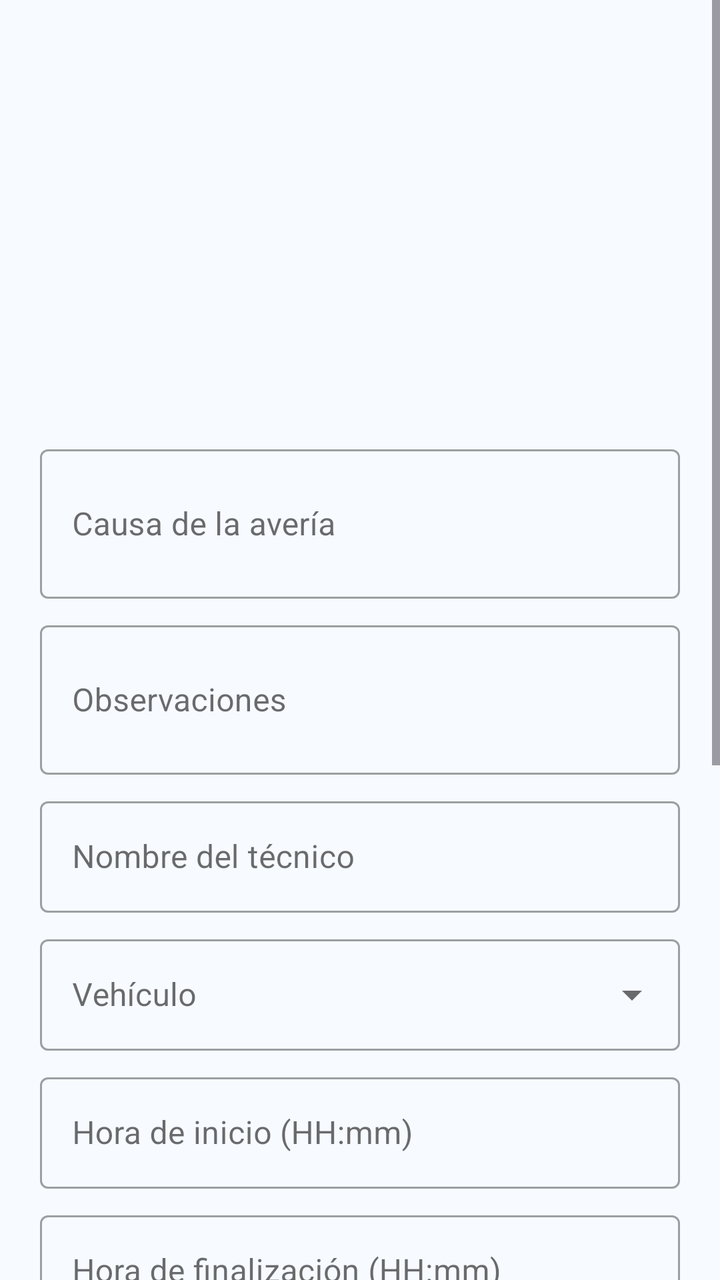
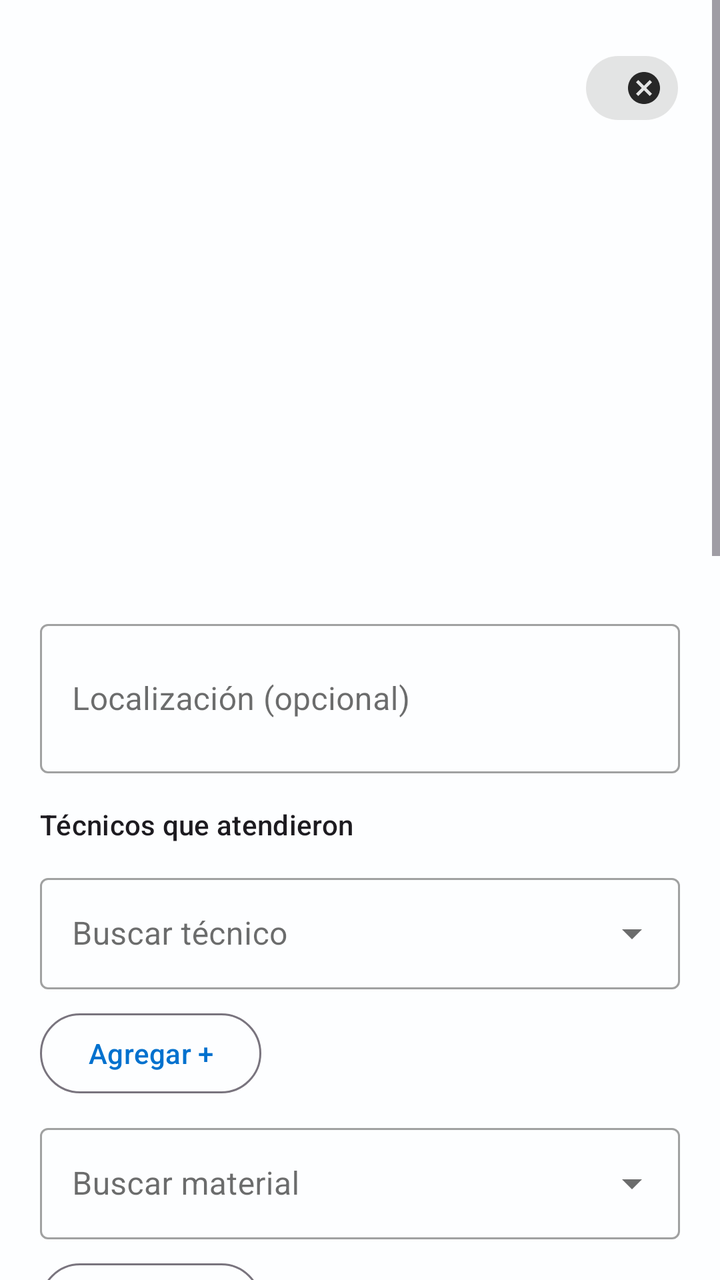

An Android layout rendered at two revisions. The XML below is the earlier revision; the diff shows what the commit changed to produce the second picture.
<!-- AndroidManifest.xml: application theme Theme.TecniAppICE -->
<!-- res/layout/bottomsheet_averia_detalle.xml -->
<?xml version="1.0" encoding="utf-8"?>
<ScrollView xmlns:android="http://schemas.android.com/apk/res/android"
    xmlns:app="http://schemas.android.com/apk/res-auto"
    android:layout_width="match_parent"
    android:layout_height="wrap_content">

    <LinearLayout
        android:layout_width="match_parent"
        android:layout_height="wrap_content"
        android:orientation="vertical"
        android:padding="20dp">

        <TextView
            android:id="@+id/tvCaso"
            android:layout_width="match_parent"
            android:layout_height="wrap_content"
            android:textStyle="bold"
            android:textSize="18sp" />

        <TextView
            android:id="@+id/tvNise"
            android:layout_width="match_parent"
            android:layout_height="wrap_content"
            android:layout_marginTop="4dp" />

        <TextView
            android:id="@+id/tvAgencia"
            android:layout_width="match_parent"
            android:layout_height="wrap_content"
            android:layout_marginTop="4dp" />

        <TextView
            android:id="@+id/tvRegion"
            android:layout_width="match_parent"
            android:layout_height="wrap_content"
            android:layout_marginTop="2dp" />

        <TextView
            android:id="@+id/tvEstado"
            android:layout_width="match_parent"
            android:layout_height="wrap_content"
            android:layout_marginTop="8dp"
            android:textStyle="bold" />

        <TextView
            android:id="@+id/tvAsignado"
            android:layout_width="match_parent"
            android:layout_height="wrap_content"
            android:layout_marginTop="8dp" />

        <TextView
            android:id="@+id/tvAtendido"
            android:layout_width="match_parent"
            android:layout_height="wrap_content"
            android:layout_marginTop="2dp" />

        <TextView
            android:id="@+id/tvVehiculo"
            android:layout_width="match_parent"
            android:layout_height="wrap_content"
            android:layout_marginTop="2dp" />

        <TextView
            android:id="@+id/tvMateriales"
            android:layout_width="match_parent"
            android:layout_height="wrap_content"
            android:layout_marginTop="2dp"
            android:visibility="gone" />

        
        <com.google.android.material.textfield.TextInputLayout
            android:id="@+id/tilCausa"
            style="@style/Widget.MaterialComponents.TextInputLayout.OutlinedBox"
            android:layout_width="match_parent"
            android:layout_height="wrap_content"
            android:layout_marginTop="12dp"
            android:hint="@string/averia_causa_hint">

            <com.google.android.material.textfield.TextInputEditText
                android:id="@+id/etCausa"
                android:layout_width="match_parent"
                android:layout_height="wrap_content"
                android:inputType="textCapSentences|textMultiLine"
                android:minLines="2" />
        </com.google.android.material.textfield.TextInputLayout>

        
        <com.google.android.material.textfield.TextInputLayout
            android:id="@+id/tilObs"
            style="@style/Widget.MaterialComponents.TextInputLayout.OutlinedBox"
            android:layout_width="match_parent"
            android:layout_height="wrap_content"
            android:layout_marginTop="8dp"
            android:hint="@string/averia_obs_hint">

            <com.google.android.material.textfield.TextInputEditText
                android:id="@+id/etObs"
                android:layout_width="match_parent"
                android:layout_height="wrap_content"
                android:inputType="textCapSentences|textMultiLine"
                android:minLines="2" />
        </com.google.android.material.textfield.TextInputLayout>

        
        <com.google.android.material.textfield.TextInputLayout
            android:id="@+id/tilAtendido"
            style="@style/Widget.MaterialComponents.TextInputLayout.OutlinedBox"
            android:layout_width="match_parent"
            android:layout_height="wrap_content"
            android:layout_marginTop="8dp"
            android:hint="@string/averia_atendido_hint">

            <com.google.android.material.textfield.TextInputEditText
                android:id="@+id/etAtendido"
                android:layout_width="match_parent"
                android:layout_height="wrap_content"
                android:inputType="textCapWords" />
        </com.google.android.material.textfield.TextInputLayout>

        
        <com.google.android.material.textfield.TextInputLayout
            android:id="@+id/tilVehiculo"
            style="@style/Widget.MaterialComponents.TextInputLayout.OutlinedBox.ExposedDropdownMenu"
            android:layout_width="match_parent"
            android:layout_height="wrap_content"
            android:layout_marginTop="8dp"
            android:hint="@string/averia_vehiculo">

            <AutoCompleteTextView
                android:id="@+id/actvVehiculo"
                android:layout_width="match_parent"
                android:layout_height="wrap_content"
                android:inputType="none" />
        </com.google.android.material.textfield.TextInputLayout>

        
        <com.google.android.material.textfield.TextInputLayout
            android:id="@+id/tilHoraInicio"
            style="@style/Widget.MaterialComponents.TextInputLayout.OutlinedBox"
            android:layout_width="match_parent"
            android:layout_height="wrap_content"
            android:layout_marginTop="8dp"
            android:hint="@string/averia_hora_inicio_hint">

            <com.google.android.material.textfield.TextInputEditText
                android:id="@+id/etHoraInicio"
                android:layout_width="match_parent"
                android:layout_height="wrap_content"
                android:inputType="time" />
        </com.google.android.material.textfield.TextInputLayout>

        <com.google.android.material.textfield.TextInputLayout
            android:id="@+id/tilHoraFinal"
            style="@style/Widget.MaterialComponents.TextInputLayout.OutlinedBox"
            android:layout_width="match_parent"
            android:layout_height="wrap_content"
            android:layout_marginTop="8dp"
            android:hint="@string/averia_hora_fin_hint">

            <com.google.android.material.textfield.TextInputEditText
                android:id="@+id/etHoraFin"
                android:layout_width="match_parent"
                android:layout_height="wrap_content"
                android:inputType="time" />
        </com.google.android.material.textfield.TextInputLayout>

        
        <com.google.android.material.textfield.TextInputLayout
            android:id="@+id/tilKmInicio"
            style="@style/Widget.MaterialComponents.TextInputLayout.OutlinedBox"
            android:layout_width="match_parent"
            android:layout_height="wrap_content"
            android:layout_marginTop="8dp"
            android:hint="@string/averia_km_inicio_hint">

            <com.google.android.material.textfield.TextInputEditText
                android:id="@+id/etKmInicio"
                android:layout_width="match_parent"
                android:layout_height="wrap_content"
                android:inputType="numberDecimal" />
        </com.google.android.material.textfield.TextInputLayout>

        <com.google.android.material.textfield.TextInputLayout
            android:id="@+id/tilKmFinal"
            style="@style/Widget.MaterialComponents.TextInputLayout.OutlinedBox"
            android:layout_width="match_parent"
            android:layout_height="wrap_content"
            android:layout_marginTop="8dp"
            android:hint="@string/averia_km_fin_hint">

            <com.google.android.material.textfield.TextInputEditText
                android:id="@+id/etKmFinal"
                android:layout_width="match_parent"
                android:layout_height="wrap_content"
                android:inputType="numberDecimal" />
        </com.google.android.material.textfield.TextInputLayout>

        
        <com.google.android.material.textfield.TextInputLayout
            android:id="@+id/tilMaterialBuscar"
            style="@style/Widget.MaterialComponents.TextInputLayout.OutlinedBox.ExposedDropdownMenu"
            android:layout_width="match_parent"
            android:layout_height="wrap_content"
            android:layout_marginTop="8dp"
            android:hint="@string/averia_materiales_autocomplete_hint">

            <AutoCompleteTextView
                android:id="@+id/actvMaterial"
                android:layout_width="match_parent"
                android:layout_height="wrap_content"
                android:inputType="none" />
        </com.google.android.material.textfield.TextInputLayout>

        
       <com.google.android.material.chip.ChipGroup
    android:id="@+id/chipGroupMateriales"
    android:layout_width="match_parent"
    android:layout_height="wrap_content"
    android:layout_marginTop="4dp"
    app:singleLine="false"
    app:singleSelection="false" />


        
        <LinearLayout
            android:layout_width="match_parent"
            android:layout_height="wrap_content"
            android:layout_marginTop="16dp"
            android:orientation="vertical">

            <com.google.android.material.button.MaterialButton
                android:id="@+id/btnAsignar"
                style="@style/Widget.Material3.Button"
                android:layout_width="match_parent"
                android:layout_height="wrap_content"
                android:text="@string/averia_asignar"
                android:textAllCaps="false" />

            <com.google.android.material.button.MaterialButton
                android:id="@+id/btnAtender"
                style="@style/Widget.Material3.Button"
                android:layout_width="match_parent"
                android:layout_height="wrap_content"
                android:layout_marginTop="8dp"
                android:text="@string/averia_guardar_en_atencion"
                android:textAllCaps="false" />

            <com.google.android.material.button.MaterialButton
                android:id="@+id/btnResolver"
                style="@style/Widget.Material3.Button"
                android:layout_width="match_parent"
                android:layout_height="wrap_content"
                android:layout_marginTop="8dp"
                android:text="@string/averia_guardar_resolucion"
                android:textAllCaps="false"
                android:visibility="gone" />

            <com.google.android.material.button.MaterialButton
                android:id="@+id/btnExportar"
                style="@style/Widget.Material3.Button"
                android:layout_width="match_parent"
                android:layout_height="wrap_content"
                android:layout_marginTop="8dp"
                android:text="@string/averia_exportar_pdf_button"
                android:textAllCaps="false"
                android:visibility="gone" />

            <com.google.android.material.button.MaterialButton
                android:id="@+id/btnVerMapa"
                style="@style/Widget.Material3.Button.OutlinedButton"
                android:layout_width="match_parent"
                android:layout_height="wrap_content"
                android:layout_marginTop="8dp"
                android:text="@string/averia_ver_mapa"
                android:textAllCaps="false" />
        </LinearLayout>

    </LinearLayout>
</ScrollView>
<!-- resources referenced by this layout -->
<resources>
  <string name="averia_asignar">Asignar</string>
  <string name="averia_atendido_hint">Nombre del técnico</string>
  <string name="averia_causa_hint">Causa de la avería</string>
  <string name="averia_exportar_pdf_button">Generar PDF</string>
  <string name="averia_guardar_en_atencion">Guardar atención</string>
  <string name="averia_guardar_resolucion">Guardar resolución</string>
  <string name="averia_hora_fin_hint">Hora de finalización (HH:mm)</string>
  <string name="averia_hora_inicio_hint">Hora de inicio (HH:mm)</string>
  <string name="averia_km_fin_hint">Kilometraje final</string>
  <string name="averia_km_inicio_hint">Kilometraje inicial</string>
  <string name="averia_materiales_autocomplete_hint">Buscar material</string>
  <string name="averia_obs_hint">Observaciones</string>
  <string name="averia_vehiculo">Vehículo</string>
  <string name="averia_ver_mapa">Ver mapa</string>
  <style name="Theme.TecniAppICE" parent="Theme.Material3.DayNight.NoActionBar">
  
          
          <item name="colorPrimary">@color/ice_blue</item>
          <item name="colorOnPrimary">@color/white</item>
          <item name="colorSecondary">@color/ice_yellow</item>
          <item name="colorOnSecondary">@color/black</item>
  
          
          <item name="colorSurface">@color/surface_light</item>
          <item name="colorOnSurface">@color/on_light</item>
          <item name="colorSurfaceVariant">@color/surface_variant_light</item>
  
          
          <item name="colorError">@color/error_500</item>
          <item name="colorTertiary">@color/success_500</item>
  
          
          <item name="android:windowBackground">@color/bg_light</item>
          <item name="android:colorBackground">@color/bg_light</item>
          <item name="android:statusBarColor">@android:color/transparent</item>
          <item name="android:navigationBarColor">@android:color/transparent</item>
          <item name="android:windowLightStatusBar">true</item>
  
          
          <item name="materialCardViewStyle">@style/Tecni.Card</item>
          <item name="materialButtonStyle">@style/Tecni.Button</item>
          <item name="chipStyle">@style/Tecni.Chip</item>
          <item name="toolbarStyle">@style/Tecni.Toolbar</item>
      </style>
  <color name="ice_blue">#0071CE</color>
  <color name="white">#FFFFFFFF</color>
  <color name="ice_yellow">#FFDD00</color>
  <color name="black">#FF000000</color>
  <color name="surface_light">#CCFFFFFF</color>
  <color name="on_light">#0A0A0A</color>
  <color name="surface_variant_light">#EAF3FF</color>
  <color name="error_500">#D32F2F</color>
  <color name="success_500">#4CAF50</color>
  <color name="bg_light">#F7FAFF</color>
  <style name="Tecni.Card" parent="Widget.Material3.CardView.Elevated">
          <item name="cardCornerRadius">20dp</item>
          <item name="cardElevation">3dp</item>
          <item name="strokeWidth">0dp</item>
      </style>
  <style name="Tecni.Button" parent="Widget.Material3.Button.TonalButton">
          <item name="android:minHeight">44dp</item>
      </style>
  <style name="Tecni.Chip" parent="Widget.Material3.Chip.Filter">
          <item name="android:minHeight">36dp</item>
      </style>
  <style name="Tecni.Toolbar" parent="Widget.Material3.Toolbar">
          <item name="android:elevation">2dp</item>
      </style>
</resources>

<!-- the commit's change to res/layout/bottomsheet_averia_detalle.xml (unified diff, before → after) -->
@@ -2,7 +2,8 @@
 <ScrollView xmlns:android="http://schemas.android.com/apk/res/android"
     xmlns:app="http://schemas.android.com/apk/res-auto"
     android:layout_width="match_parent"
-    android:layout_height="wrap_content">
+    android:layout_height="wrap_content"
+    android:background="?attr/colorSurface">
 
     <LinearLayout
         android:layout_width="match_parent"
@@ -10,74 +11,129 @@
         android:orientation="vertical"
         android:padding="20dp">
 
-        <TextView
-            android:id="@+id/tvCaso"
-            android:layout_width="match_parent"
-            android:layout_height="wrap_content"
-            android:textStyle="bold"
-            android:textSize="18sp" />
+        <LinearLayout
+            android:layout_width="match_parent"
+            android:layout_height="wrap_content"
+            android:orientation="horizontal"
+            android:gravity="center_vertical"
+            android:baselineAligned="false">
+
+            <TextView
+                android:id="@+id/tvCaso"
+                android:layout_width="0dp"
+                android:layout_height="wrap_content"
+                android:layout_weight="1"
+                android:textStyle="bold"
+                android:textSize="18sp" />
+
+            <com.google.android.material.chip.Chip
+                android:id="@+id/chipEstado"
+                style="@style/Widget.MaterialComponents.Chip.Entry"
+                android:layout_width="wrap_content"
+                android:layout_height="wrap_content"
+                android:clickable="false"
+                android:checkable="false"
+                android:textColor="@android:color/white"
+                app:chipIconVisible="false" />
+        </LinearLayout>
 
         <TextView
             android:id="@+id/tvNise"
             android:layout_width="match_parent"
             android:layout_height="wrap_content"
-            android:layout_marginTop="4dp" />
+            android:layout_marginTop="4dp"
+            android:textAppearance="?attr/textAppearanceBodyMedium" />
+
+        <TextView
+            android:id="@+id/tvRegion"
+            android:layout_width="match_parent"
+            android:layout_height="wrap_content"
+            android:layout_marginTop="4dp"
+            android:textAppearance="?attr/textAppearanceBodyMedium" />
 
         <TextView
             android:id="@+id/tvAgencia"
             android:layout_width="match_parent"
             android:layout_height="wrap_content"
-            android:layout_marginTop="4dp" />
-
-        <TextView
-            android:id="@+id/tvRegion"
-            android:layout_width="match_parent"
-            android:layout_height="wrap_content"
-            android:layout_marginTop="2dp" />
-
-        <TextView
-            android:id="@+id/tvEstado"
-            android:layout_width="match_parent"
-            android:layout_height="wrap_content"
-            android:layout_marginTop="8dp"
-            android:textStyle="bold" />
+            android:layout_marginTop="2dp"
+            android:textAppearance="?attr/textAppearanceBodyMedium" />
+
+        <TextView
+            android:id="@+id/tvCliente"
+            android:layout_width="match_parent"
+            android:layout_height="wrap_content"
+            android:layout_marginTop="2dp"
+            android:textAppearance="?attr/textAppearanceBodyMedium"
+            android:visibility="gone" />
+
+        <TextView
+            android:id="@+id/tvCoordenadas"
+            android:layout_width="match_parent"
+            android:layout_height="wrap_content"
+            android:layout_marginTop="2dp"
+            android:textAppearance="?attr/textAppearanceBodySmall" />
+
+        <TextView
+            android:id="@+id/tvFechaDetalle"
+            android:layout_width="match_parent"
+            android:layout_height="wrap_content"
+            android:layout_marginTop="2dp"
+            android:textAppearance="?attr/textAppearanceBodySmall" />
 
         <TextView
             android:id="@+id/tvAsignado"
             android:layout_width="match_parent"
             android:layout_height="wrap_content"
-            android:layout_marginTop="8dp" />
+            android:layout_marginTop="8dp"
+            android:textAppearance="?attr/textAppearanceBodyMedium" />
 
         <TextView
             android:id="@+id/tvAtendido"
             android:layout_width="match_parent"
             android:layout_height="wrap_content"
-            android:layout_marginTop="2dp" />
+            android:layout_marginTop="2dp"
+            android:textAppearance="?attr/textAppearanceBodyMedium" />
 
         <TextView
             android:id="@+id/tvVehiculo"
             android:layout_width="match_parent"
             android:layout_height="wrap_content"
-            android:layout_marginTop="2dp" />
-
-        <TextView
-            android:id="@+id/tvMateriales"
-            android:layout_width="match_parent"
-            android:layout_height="wrap_content"
-            android:layout_marginTop="2dp"
+            android:layout_marginTop="2dp"
+            android:textAppearance="?attr/textAppearanceBodyMedium" />
+
+        <TextView
+            android:id="@+id/tvLocalizacionActual"
+            android:layout_width="match_parent"
+            android:layout_height="wrap_content"
+            android:layout_marginTop="2dp"
+            android:textAppearance="?attr/textAppearanceBodyMedium"
             android:visibility="gone" />
 
+        <TextView
+            android:id="@+id/tvCausaActual"
+            android:layout_width="match_parent"
+            android:layout_height="wrap_content"
+            android:layout_marginTop="12dp"
+            android:textAppearance="?attr/textAppearanceBodyMedium" />
+
+        <TextView
+            android:id="@+id/tvObservacionesActuales"
+            android:layout_width="match_parent"
+            android:layout_height="wrap_content"
+            android:layout_marginTop="4dp"
+            android:textAppearance="?attr/textAppearanceBodyMedium" />
+
         
         <com.google.android.material.textfield.TextInputLayout
-            android:id="@+id/tilCausa"
+            android:id="@+id/tilLocalizacion"
             style="@style/Widget.MaterialComponents.TextInputLayout.OutlinedBox"
             android:layout_width="match_parent"
             android:layout_height="wrap_content"
             android:layout_marginTop="12dp"
-            android:hint="@string/averia_causa_hint">
-
-            <com.google.android.material.textfield.TextInputEditText
-                android:id="@+id/etCausa"
+            android:hint="@string/averia_localizacion_label_hint">
+
+            <com.google.android.material.textfield.TextInputEditText
+                android:id="@+id/etLocalizacion"
                 android:layout_width="match_parent"
                 android:layout_height="wrap_content"
                 android:inputType="textCapSentences|textMultiLine"
@@ -85,23 +141,127 @@
         </com.google.android.material.textfield.TextInputLayout>
 
         
-        <com.google.android.material.textfield.TextInputLayout
-            android:id="@+id/tilObs"
-            style="@style/Widget.MaterialComponents.TextInputLayout.OutlinedBox"
-            android:layout_width="match_parent"
-            android:layout_height="wrap_content"
-            android:layout_marginTop="8dp"
-            android:hint="@string/averia_obs_hint">
-
-            <com.google.android.material.textfield.TextInputEditText
-                android:id="@+id/etObs"
+        <TextView
+            android:id="@+id/tvTecnicosTitulo"
+            android:layout_width="match_parent"
+            android:layout_height="wrap_content"
+            android:layout_marginTop="16dp"
+            android:text="@string/averia_tecnicos_atendieron"
+            android:textAppearance="?attr/textAppearanceTitleSmall" />
+
+        <com.google.android.material.chip.ChipGroup
+            android:id="@+id/chipGroupTecnicos"
+            android:layout_width="match_parent"
+            android:layout_height="wrap_content"
+            android:layout_marginTop="4dp"
+            app:singleLine="false"
+            app:singleSelection="false" />
+
+        <com.google.android.material.textfield.TextInputLayout
+            android:id="@+id/tilTecnicoBuscar"
+            style="@style/Widget.MaterialComponents.TextInputLayout.OutlinedBox.ExposedDropdownMenu"
+            android:layout_width="match_parent"
+            android:layout_height="wrap_content"
+            android:layout_marginTop="8dp"
+            android:hint="@string/averia_tecnico_autocomplete_hint">
+
+            <AutoCompleteTextView
+                android:id="@+id/actvTecnico"
+                android:layout_width="match_parent"
+                android:layout_height="wrap_content"
+                android:inputType="none" />
+        </com.google.android.material.textfield.TextInputLayout>
+
+        <com.google.android.material.button.MaterialButton
+            android:id="@+id/btnAgregarTecnico"
+            style="?attr/materialButtonOutlinedStyle"
+            android:layout_width="wrap_content"
+            android:layout_height="wrap_content"
+            android:layout_marginTop="8dp"
+            android:text="@string/averia_agregar_tecnico" />
+
+        
+        <TextView
+            android:id="@+id/tvMateriales"
+            android:layout_width="match_parent"
+            android:layout_height="wrap_content"
+            android:layout_marginTop="16dp"
+            android:textAppearance="?attr/textAppearanceTitleSmall"
+            android:text="@string/averia_materiales_usados"
+            android:visibility="gone" />
+
+        <TextView
+            android:id="@+id/tvMaterialesLista"
+            android:layout_width="match_parent"
+            android:layout_height="wrap_content"
+            android:layout_marginTop="4dp"
+            android:textAppearance="?attr/textAppearanceBodyMedium"
+            android:visibility="gone" />
+
+        <com.google.android.material.textfield.TextInputLayout
+            android:id="@+id/tilMaterialBuscar"
+            style="@style/Widget.MaterialComponents.TextInputLayout.OutlinedBox.ExposedDropdownMenu"
+            android:layout_width="match_parent"
+            android:layout_height="wrap_content"
+            android:layout_marginTop="8dp"
+            android:hint="@string/averia_materiales_autocomplete_hint">
+
+            <AutoCompleteTextView
+                android:id="@+id/actvMaterial"
+                android:layout_width="match_parent"
+                android:layout_height="wrap_content"
+                android:inputType="none" />
+        </com.google.android.material.textfield.TextInputLayout>
+
+        <com.google.android.material.button.MaterialButton
+            android:id="@+id/btnAgregarMaterial"
+            style="?attr/materialButtonOutlinedStyle"
+            android:layout_width="wrap_content"
+            android:layout_height="wrap_content"
+            android:layout_marginTop="8dp"
+            android:text="Agregar +" />
+
+        <com.google.android.material.chip.ChipGroup
+            android:id="@+id/chipGroupMateriales"
+            android:layout_width="match_parent"
+            android:layout_height="wrap_content"
+            android:layout_marginTop="4dp"
+            app:singleLine="false"
+            app:singleSelection="false" />
+
+        
+        <com.google.android.material.textfield.TextInputLayout
+            android:id="@+id/tilCausa"
+            style="@style/Widget.MaterialComponents.TextInputLayout.OutlinedBox"
+            android:layout_width="match_parent"
+            android:layout_height="wrap_content"
+            android:layout_marginTop="16dp"
+            android:hint="@string/averia_causa_hint">
+
+            <com.google.android.material.textfield.TextInputEditText
+                android:id="@+id/etCausa"
                 android:layout_width="match_parent"
                 android:layout_height="wrap_content"
                 android:inputType="textCapSentences|textMultiLine"
                 android:minLines="2" />
         </com.google.android.material.textfield.TextInputLayout>
 
-        
+        <com.google.android.material.textfield.TextInputLayout
+            android:id="@+id/tilObs"
+            style="@style/Widget.MaterialComponents.TextInputLayout.OutlinedBox"
+            android:layout_width="match_parent"
+            android:layout_height="wrap_content"
+            android:layout_marginTop="8dp"
+            android:hint="@string/averia_obs_hint">
+
+            <com.google.android.material.textfield.TextInputEditText
+                android:id="@+id/etObs"
+                android:layout_width="match_parent"
+                android:layout_height="wrap_content"
+                android:inputType="textCapSentences|textMultiLine"
+                android:minLines="2" />
+        </com.google.android.material.textfield.TextInputLayout>
+
         <com.google.android.material.textfield.TextInputLayout
             android:id="@+id/tilAtendido"
             style="@style/Widget.MaterialComponents.TextInputLayout.OutlinedBox"
@@ -117,7 +277,6 @@
                 android:inputType="textCapWords" />
         </com.google.android.material.textfield.TextInputLayout>
 
-        
         <com.google.android.material.textfield.TextInputLayout
             android:id="@+id/tilVehiculo"
             style="@style/Widget.MaterialComponents.TextInputLayout.OutlinedBox.ExposedDropdownMenu"
@@ -133,7 +292,6 @@
                 android:inputType="none" />
         </com.google.android.material.textfield.TextInputLayout>
 
-        
         <com.google.android.material.textfield.TextInputLayout
             android:id="@+id/tilHoraInicio"
             style="@style/Widget.MaterialComponents.TextInputLayout.OutlinedBox"
@@ -164,7 +322,6 @@
                 android:inputType="time" />
         </com.google.android.material.textfield.TextInputLayout>
 
-        
         <com.google.android.material.textfield.TextInputLayout
             android:id="@+id/tilKmInicio"
             style="@style/Widget.MaterialComponents.TextInputLayout.OutlinedBox"
@@ -194,32 +351,6 @@
                 android:layout_height="wrap_content"
                 android:inputType="numberDecimal" />
         </com.google.android.material.textfield.TextInputLayout>
-
-        
-        <com.google.android.material.textfield.TextInputLayout
-            android:id="@+id/tilMaterialBuscar"
-            style="@style/Widget.MaterialComponents.TextInputLayout.OutlinedBox.ExposedDropdownMenu"
-            android:layout_width="match_parent"
-            android:layout_height="wrap_content"
-            android:layout_marginTop="8dp"
-            android:hint="@string/averia_materiales_autocomplete_hint">
-
-            <AutoCompleteTextView
-                android:id="@+id/actvMaterial"
-                android:layout_width="match_parent"
-                android:layout_height="wrap_content"
-                android:inputType="none" />
-        </com.google.android.material.textfield.TextInputLayout>
-
-        
-       <com.google.android.material.chip.ChipGroup
-    android:id="@+id/chipGroupMateriales"
-    android:layout_width="match_parent"
-    android:layout_height="wrap_content"
-    android:layout_marginTop="4dp"
-    app:singleLine="false"
-    app:singleSelection="false" />
-
 
         
         <LinearLayout
<!-- resource entries referenced after the edit -->
@@ -1,5 +1,6 @@
 <!-- resources referenced by this layout -->
 <resources>
+  <string name="averia_agregar_tecnico">Agregar +</string>
   <string name="averia_asignar">Asignar</string>
   <string name="averia_atendido_hint">Nombre del técnico</string>
   <string name="averia_causa_hint">Causa de la avería</string>
@@ -10,8 +11,12 @@
   <string name="averia_hora_inicio_hint">Hora de inicio (HH:mm)</string>
   <string name="averia_km_fin_hint">Kilometraje final</string>
   <string name="averia_km_inicio_hint">Kilometraje inicial</string>
+  <string name="averia_localizacion_label_hint">Localización (opcional)</string>
   <string name="averia_materiales_autocomplete_hint">Buscar material</string>
+  <string name="averia_materiales_usados">Materiales usados</string>
   <string name="averia_obs_hint">Observaciones</string>
+  <string name="averia_tecnico_autocomplete_hint">Buscar técnico</string>
+  <string name="averia_tecnicos_atendieron">Técnicos que atendieron</string>
   <string name="averia_vehiculo">Vehículo</string>
   <string name="averia_ver_mapa">Ver mapa</string>
   <style name="Theme.TecniAppICE" parent="Theme.Material3.DayNight.NoActionBar">
